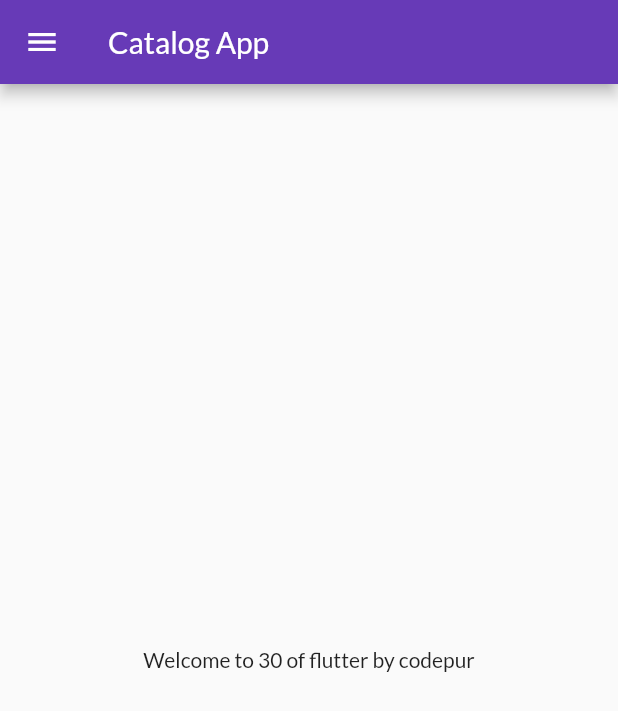
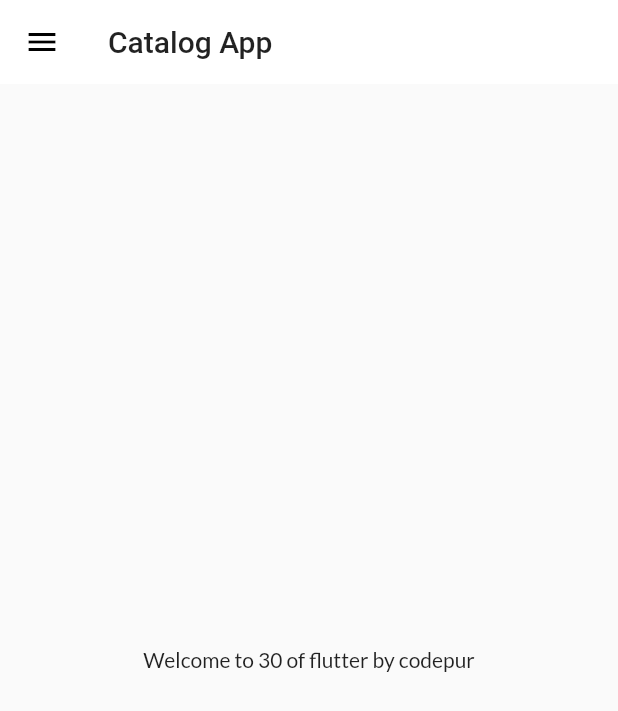
Before and after one commit to aakritiawasthi/30DaysOfFlutter, a Flutter app: the screen it shows after launch, on a phone screen of 412 x 824 dp. Shown: the top 711 px of the screen. Run offline on Flutter 3.47's test engine with Material 2 defaults, Android fonts, the phone set to English and light mode, and no system bars; our stand-ins replace google_fonts.

Commit message:
themes extracted

```diff
--- a/lib/main.dart
+++ b/lib/main.dart
@@ -2,6 +2,7 @@
 
 import 'package:catalog_app/pages/login_page.dart';
 import 'package:catalog_app/pages/utils/routes.dart';
+import 'package:catalog_app/pages/utils/themes.dart';
 import 'package:flutter/material.dart';
 import 'package:google_fonts/google_fonts.dart';
 import 'pages/home_page.dart';
@@ -14,15 +15,12 @@ class MyApp extends StatelessWidget {
   Widget build(BuildContext context){
     return MaterialApp(
       themeMode: ThemeMode.light,
-      theme: ThemeData(
-       primarySwatch: Colors.deepPurple,
-       fontFamily: GoogleFonts.lato().fontFamily,
-      ),
-      darkTheme: ThemeData(
-        brightness: Brightness.dark,
-      ),
+      theme: MyTheme.lightTheme(context),
+      darkTheme: MyTheme.darkTheme(context),
+      debugShowCheckedModeBanner: false,
        initialRoute: MyRoutes.homeRoute,
        routes: {
+         "/" : (context) => LoginPage(),
         MyRoutes.homeRoute: (context)=> Homepage(),
         MyRoutes.loginRoute: (context) => LoginPage(),
       },
--- /dev/null
+++ b/lib/pages/utils/themes.dart
@@ -0,0 +1,18 @@
+import 'package:flutter/material.dart';
+import 'package:google_fonts/google_fonts.dart';
+
+class MyTheme{
+  static ThemeData lightTheme(BuildContext context) => ThemeData(
+    primarySwatch: Colors.deepPurple,
+       fontFamily: GoogleFonts.lato().fontFamily,
+       appBarTheme: AppBarTheme(
+         color: Colors.white,
+         elevation: 0.0,
+         iconTheme: IconThemeData(color: Colors.black),
+         textTheme: Theme.of(context).textTheme,
+       )
+  );
+ static ThemeData darkTheme(BuildContext context) => ThemeData(
+   brightness: Brightness.dark,
+   );
+}
```
